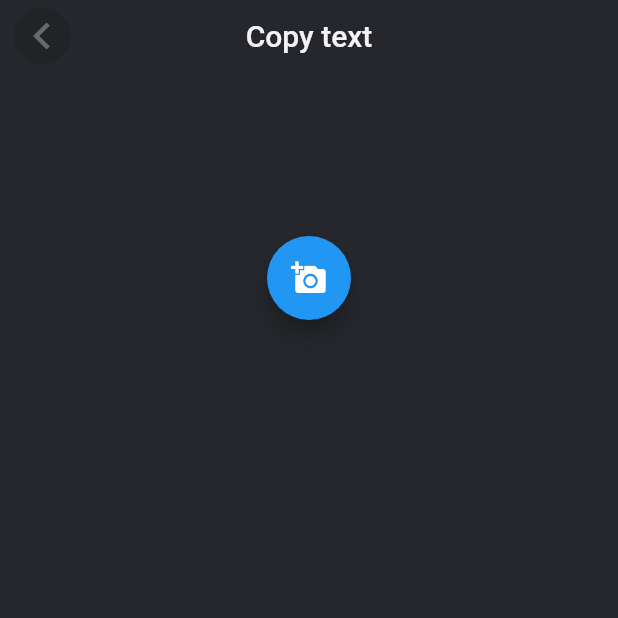
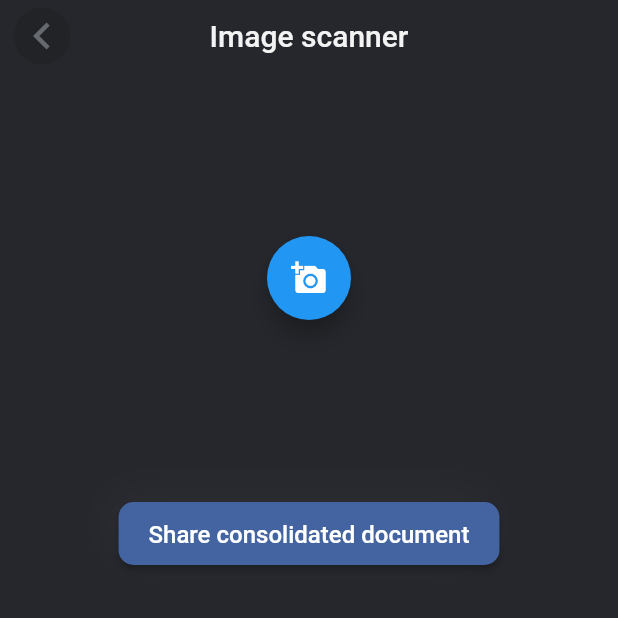
Before and after one commit to Malkeet12/image-scanner, a Flutter app: the screen it shows after launch, after a tap on "Copy text from image", on a phone screen of 412 x 824 dp, the top half of it. Run offline on Flutter 3.47's test engine with Material 2 defaults, Android fonts, the phone set to English and light mode, and no system bars; our stand-ins replace image_picker, share; missing offline and left inert: mlkit.

Commit message:
share consolidated document

```diff
--- a/lib/copy-text.dart
+++ b/lib/copy-text.dart
@@ -38,6 +38,7 @@ class _CopyTextWidgetState extends State<CopyTextWidget> {
         });
         try {
           var currentLabels = await detector.detectFromPath(_file?.path);
+
           setState(() {
             _currentLabels = currentLabels;
           });
@@ -56,7 +57,7 @@ class _CopyTextWidgetState extends State<CopyTextWidget> {
       home: Scaffold(
         backgroundColor: ColorShades.backgroundColorPrimary,
         appBar: MyAppBar(
-            text: 'Copy text',
+            text: 'Image scanner',
             onBackTap: () {
               Navigator.pop(context);
             }),
@@ -103,6 +104,10 @@ class _CopyTextWidgetState extends State<CopyTextWidget> {
   }
 
   Widget _buildBody() {
+    var _fullString = '';
+    for (var i = 0; i < _currentLabels.length; i++) {
+      _fullString += _currentLabels[i].text + ' ';
+    }
     return SingleChildScrollView(
       child: Container(
         child: SingleChildScrollView(
@@ -112,12 +117,23 @@ class _CopyTextWidgetState extends State<CopyTextWidget> {
                 Padding(
                   padding: const EdgeInsets.symmetric(vertical: 8.0),
                   child: PrimaryButton(
-                    width: 160.0,
                     onPressed: uploadImage,
                     text: 'Upload another',
                   ),
                 ),
               _buildImage(),
+              Padding(
+                padding: const EdgeInsets.symmetric(vertical: 12.0),
+                child: BlueButton(
+                  text: 'Share consolidated document',
+                  onPressed: () {
+                    final RenderBox box = context.findRenderObject();
+                    Share.share(_fullString,
+                        sharePositionOrigin:
+                            box.localToGlobal(Offset.zero) & box.size);
+                  },
+                ),
+              ),
               _buildList(_currentLabels),
             ],
           ),
@@ -144,7 +160,7 @@ class _CopyTextWidgetState extends State<CopyTextWidget> {
   Widget _buildRow(String text) {
     return ListTile(
       title: Text(
-        "Text: ${text}",
+        "${text}",
         style: TextStyle(
           fontSize: 16.0,
           color: ColorShades.textColorOffWhite,
--- a/lib/shared_widgets/primary_button.dart
+++ b/lib/shared_widgets/primary_button.dart
@@ -34,7 +34,7 @@ class PrimaryButton extends StatelessWidget {
       child: Container(
         padding: EdgeInsets.symmetric(horizontal: 20),
         height: 42.0,
-        width: width ?? 130.0,
+        width: 160.0,
         decoration: BoxDecoration(
           boxShadow: [
             BoxShadow(
```
Also changed, not shown: 8 other files.
